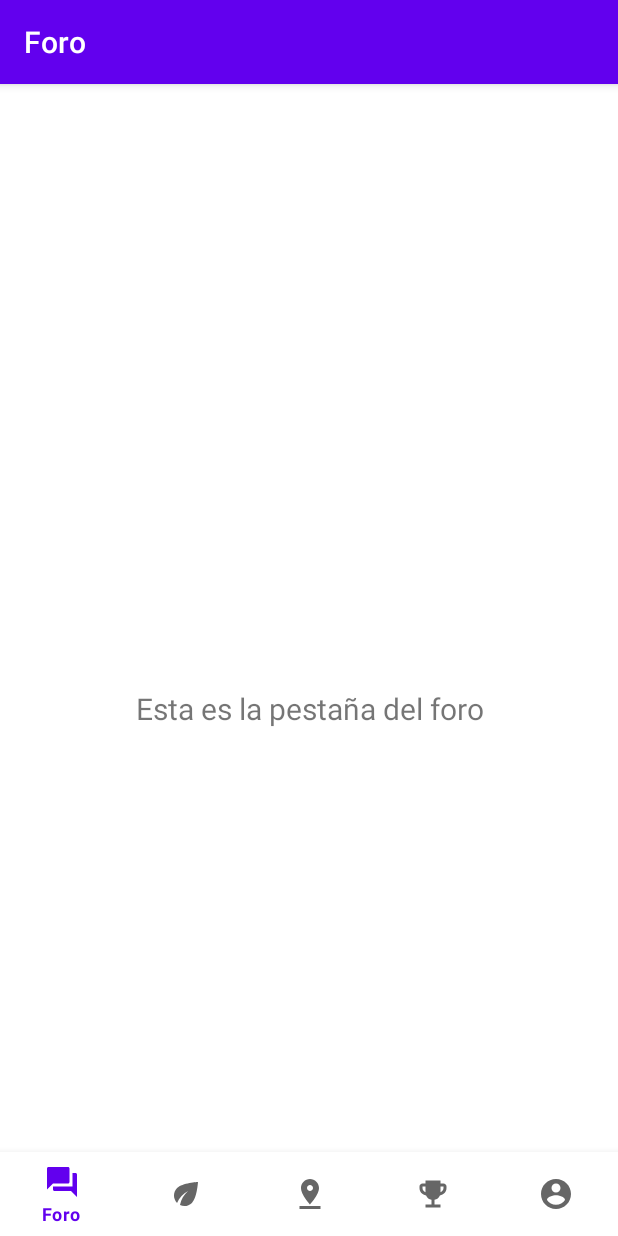
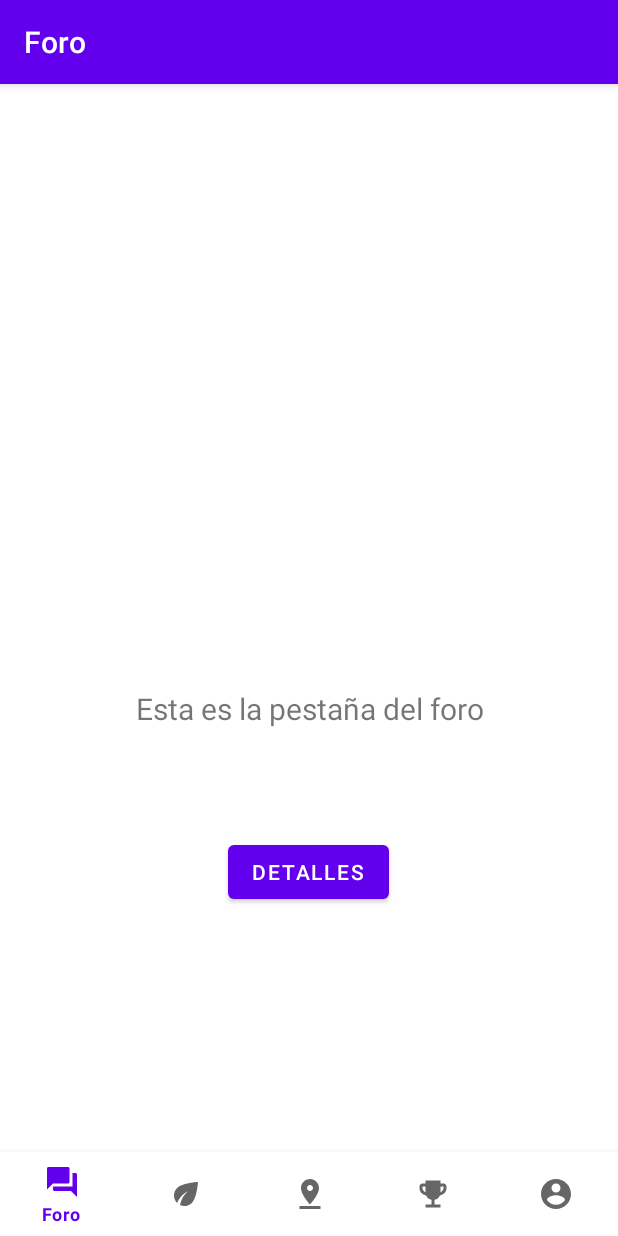
Before and after one commit to Ecommute/Ecommute, an Android app: the ForoFragment screen opened through its navigation route, on a phone screen of 412 x 824 dp. Run offline under Robolectric (Android 15) with nearby library versions, the phone set to English and light mode, and no system bars; our stand-ins replace navigation-ui.

Commit message:
Afegit frontend per veure els detalls d'una ruta

```diff
--- a/app/src/main/java/com/example/ecommute/ui/foro/ForoFragment.java
+++ b/app/src/main/java/com/example/ecommute/ui/foro/ForoFragment.java
@@ -4,6 +4,7 @@ import android.os.Bundle;
 import android.view.LayoutInflater;
 import android.view.View;
 import android.view.ViewGroup;
+import android.widget.Button;
 import android.widget.TextView;
 
 import androidx.annotation.NonNull;
@@ -12,6 +13,7 @@ import androidx.fragment.app.Fragment;
 import androidx.lifecycle.Observer;
 import androidx.lifecycle.ViewModelProvider;
 
+import com.example.ecommute.PopUpClass;
 import com.example.ecommute.databinding.FragmentForoBinding;
 
 public class ForoFragment extends Fragment {
@@ -34,8 +36,22 @@ public class ForoFragment extends Fragment {
                 textView.setText(s);
             }
         });
+
+        Button detalles = binding.detalles;
+        detalles.setOnClickListener(new View.OnClickListener() {
+
+            @Override
+            public void onClick(View v) {
+
+                PopUpClass popUpClass = new PopUpClass();
+                popUpClass.showPopupWindow(v);
+            }
+        });
+
         return root;
     }
+
+
 
     @Override
     public void onDestroyView() {
--- a/app/src/main/res/layout/fragment_foro.xml
+++ b/app/src/main/res/layout/fragment_foro.xml
@@ -19,4 +19,16 @@
         app:layout_constraintEnd_toEndOf="parent"
         app:layout_constraintStart_toStartOf="parent"
         app:layout_constraintTop_toTopOf="parent" />
+
+    <Button
+        android:id="@+id/detalles"
+        android:layout_width="wrap_content"
+        android:layout_height="wrap_content"
+        android:text="Detalles"
+        app:layout_constraintBottom_toBottomOf="parent"
+        app:layout_constraintEnd_toEndOf="parent"
+        app:layout_constraintHorizontal_bias="0.498"
+        app:layout_constraintStart_toStartOf="parent"
+        app:layout_constraintTop_toBottomOf="@+id/text_home"
+        app:layout_constraintVertical_bias="0.246" />
 </androidx.constraintlayout.widget.ConstraintLayout>
```
Also changed, not shown: app/src/main/java/com/example/ecommute/PopUpClass.java (added, +80 -0 lines), app/src/main/res/drawable/ic_baseline_close_24.xml (added, +10 -0 lines), app/src/main/res/layout/detalles_ruta.xml (added, +70 -0 lines).
